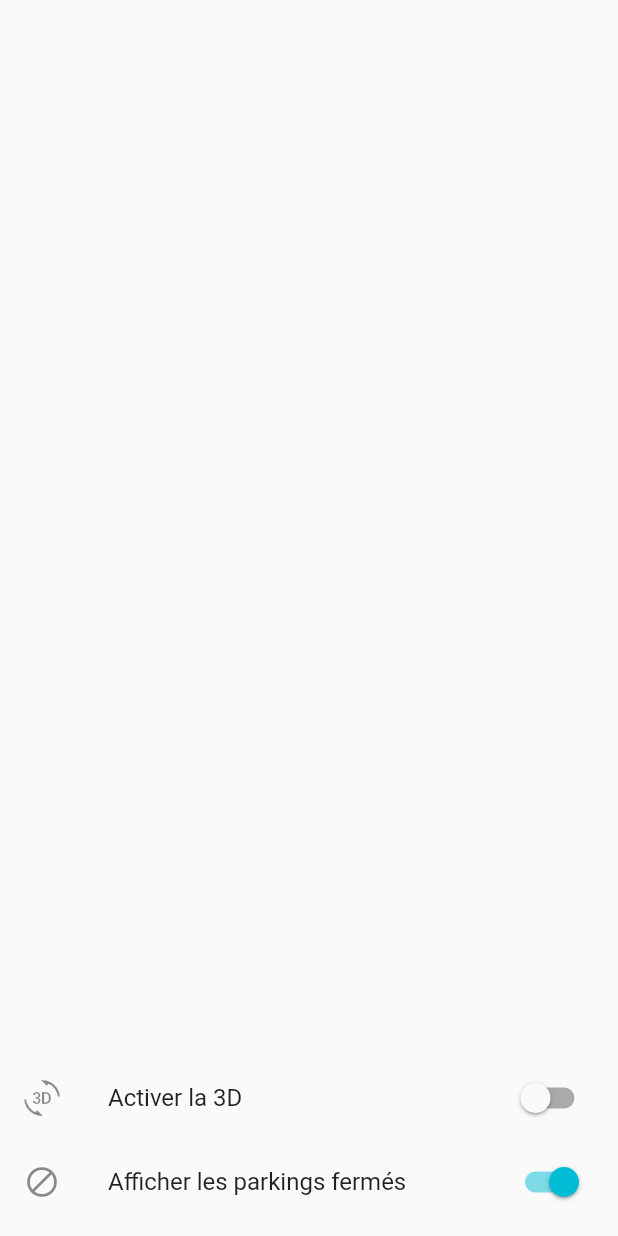
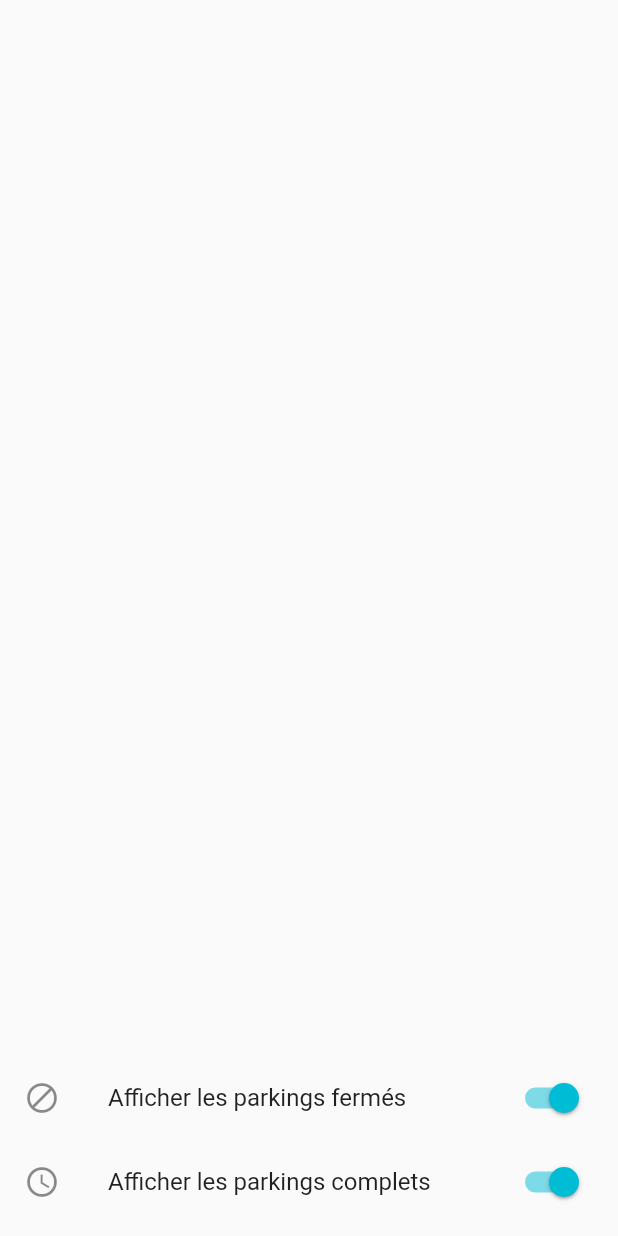
Before and after one commit to tegain/ParkInLille, a Flutter app: the MapFiltersDialog widget shown alone on an empty page, opened directly, on a phone screen of 412 x 824 dp. Run offline on Flutter 3.47's test engine with Material 2 defaults, Android fonts, the phone set to English and light mode, and no system bars; our stand-ins replace flutter_dotenv; missing offline and left inert: mapbox_gl.

Commit message:
fix: update app name

```diff
--- a/lib/app_shell.dart
+++ b/lib/app_shell.dart
@@ -14,7 +14,7 @@ class _AppShellState extends State<AppShell> {
   @override
   Widget build(BuildContext context) {
     return Scaffold(
-       body: HomeScreen(title: 'ParkLille'),
+       body: HomeScreen(title: 'ParkInLille'),
       bottomNavigationBar: BottomNavigationBar(items: const <BottomNavigationBarItem>[
         BottomNavigationBarItem(
           icon: Icon(Icons.explore),
--- a/lib/main.dart
+++ b/lib/main.dart
@@ -12,7 +12,7 @@ class Main extends StatelessWidget {
   Widget build(BuildContext context) {
     return MaterialApp(
       debugShowCheckedModeBanner: false,
-      title: 'ParkLille',
+      title: 'ParkInLille',
       theme: ThemeData(
         primarySwatch: Colors.cyan,
       ),
--- a/lib/widgets/map_filters_dialog.dart
+++ b/lib/widgets/map_filters_dialog.dart
@@ -27,16 +27,16 @@ class _MapFiltersDialogState extends State<MapFiltersDialog> {
               child: Material(
                 child: Column(
                   children: <Widget>[
-                    SwitchListTile(
-                      title: Text('Activer la 3D'),
-                      value: show3d,
-                      onChanged: (bool value) {
-                        setState(() {
-                          show3d = value;
-                        });
-                      },
-                      secondary: Icon(Icons.threed_rotation),
-                    ),
+//                    SwitchListTile(
+//                      title: Text('Activer la 3D'),
+//                      value: show3d,
+//                      onChanged: (bool value) {
+//                        setState(() {
+//                          show3d = value;
+//                        });
+//                      },
+//                      secondary: Icon(Icons.threed_rotation),
+//                    ),
                     SwitchListTile(
                       title: Text('Afficher les parkings fermés'),
                       value: showClosedParkings,
--- a/pubspec.yaml
+++ b/pubspec.yaml
@@ -1,5 +1,5 @@
 name: parklille
-description: A new Flutter application.
+description: A parking application.
 
 # The following defines the version and build number for your application.
 # A version number is three numbers separated by dots, like 1.2.43
```
Also changed, not shown: 1 other file.
